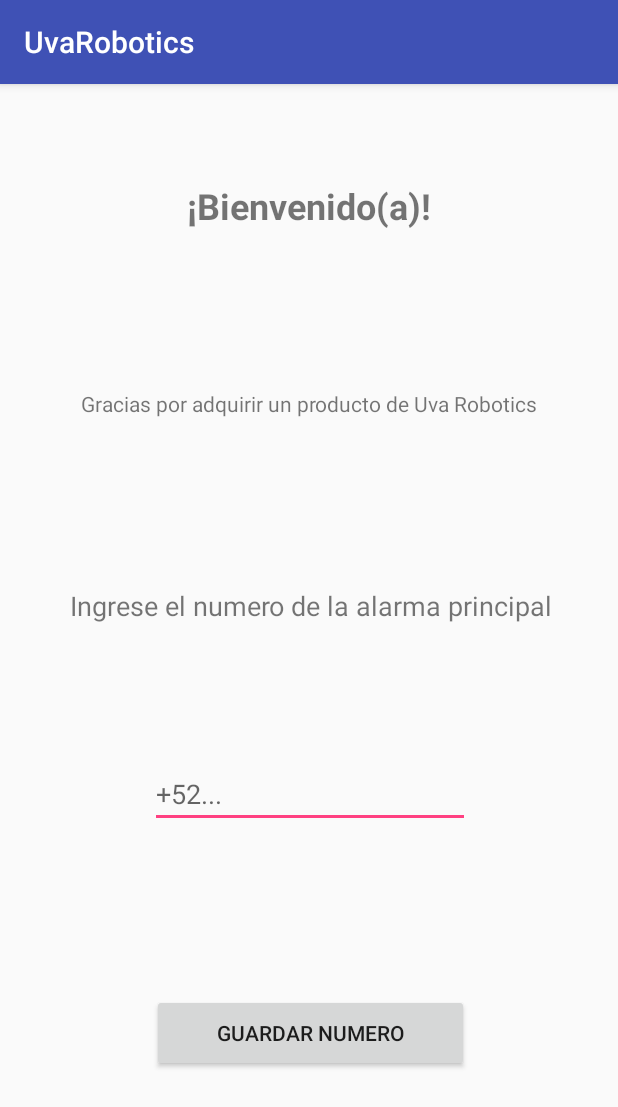
After one commit to MartinMelo97/UvaRoboticsApp, an Android app: the SetNumberActivity screen opened directly, with no data from a screen before it, on a phone screen of 412 x 824 dp. The commit adds this screen. Shown: the top 1107 px of the screen. Run offline under Robolectric (Android 15) with nearby library versions, the phone set to English and light mode, and no system bars.

Commit message:
Se ingresa numero

```diff
--- a/app/build.gradle
+++ b/app/build.gradle
@@ -26,5 +26,6 @@ dependencies {
     })
     compile 'com.android.support:appcompat-v7:26.+'
     compile 'com.android.support.constraint:constraint-layout:1.0.2'
+    compile 'com.android.support:design:26.+'
     testCompile 'junit:junit:4.12'
 }
--- /dev/null
+++ b/app/src/main/java/com/example/martinmelo/uvarobotics/SetNumberActivity.java
@@ -0,0 +1,43 @@
+package com.example.martinmelo.uvarobotics;
+
+import android.content.ContentValues;
+import android.support.v7.app.AppCompatActivity;
+import android.os.Bundle;
+import android.view.View;
+import android.widget.Button;
+import android.widget.EditText;
+import android.widget.Toast;
+
+public class SetNumberActivity extends AppCompatActivity {
+    Button BtnSave;
+    EditText ETTNumber;
+    String number;
+
+    @Override
+    protected void onCreate(Bundle savedInstanceState) {
+        super.onCreate(savedInstanceState);
+        setContentView(R.layout.activity_set_number);
+
+        BtnSave = (Button) findViewById(R.id.BtnSaveNumber);
+
+        BtnSave.setOnClickListener(new View.OnClickListener() {
+            @Override
+            public void onClick(View view) {
+                ETTNumber = (EditText) findViewById(R.id.TxtNumberAlarm);
+                number = ETTNumber.getText().toString();
+                if(number.length() < 13 && number.length() > 0)
+                {
+                    final DataBaseManager manager = new DataBaseManager(getApplicationContext(), "write");
+                    DataBaseHelper helper = new DataBaseHelper(getApplicationContext());
+                    ContentValues valores = helper.generarContentValuesNumbers(number);
+                    manager.insertNumber(valores, "numbers");
+
+                }
+                else
+                {
+                    Toast.makeText(SetNumberActivity.this, "Ingresa un numero correcto", Toast.LENGTH_SHORT).show();
+                }
+            }
+        });
+    }
+}
--- a/app/src/main/res/layout/activity_main.xml
+++ b/app/src/main/res/layout/activity_main.xml
@@ -49,4 +49,5 @@
         app:layout_constraintRight_toRightOf="parent"
         app:layout_constraintTop_toTopOf="parent"
         app:layout_constraintVertical_bias="0.125" />
+
 </android.support.constraint.ConstraintLayout>
--- /dev/null
+++ b/app/src/main/res/layout/activity_set_number.xml
@@ -0,0 +1,88 @@
+<?xml version="1.0" encoding="utf-8"?>
+<android.support.constraint.ConstraintLayout xmlns:android="http://schemas.android.com/apk/res/android"
+    xmlns:app="http://schemas.android.com/apk/res-auto"
+    xmlns:tools="http://schemas.android.com/tools"
+    android:layout_width="match_parent"
+    android:layout_height="match_parent"
+    tools:context="com.example.martinmelo.uvarobotics.SetNumberActivity">
+
+    <EditText
+        android:id="@+id/TxtNumberAlarm"
+        android:layout_width="wrap_content"
+        android:layout_height="wrap_content"
+        android:layout_marginBottom="8dp"
+        android:layout_marginLeft="8dp"
+        android:layout_marginRight="8dp"
+        android:layout_marginTop="8dp"
+        android:ems="10"
+        android:hint="+52..."
+        android:inputType="phone"
+        app:layout_constraintBottom_toBottomOf="parent"
+        app:layout_constraintHorizontal_bias="0.503"
+        app:layout_constraintLeft_toLeftOf="parent"
+        app:layout_constraintRight_toRightOf="parent"
+        app:layout_constraintTop_toTopOf="parent"
+        app:layout_constraintVertical_bias="0.626" />
+
+    <TextView
+        android:id="@+id/TxtNumberInput"
+        android:layout_width="wrap_content"
+        android:layout_height="wrap_content"
+        android:layout_marginBottom="8dp"
+        android:layout_marginLeft="8dp"
+        android:layout_marginRight="8dp"
+        android:layout_marginTop="8dp"
+        android:text="@string/TextEnterNumber"
+        android:textSize="18sp"
+        app:layout_constraintBottom_toBottomOf="parent"
+        app:layout_constraintHorizontal_bias="0.521"
+        app:layout_constraintLeft_toLeftOf="parent"
+        app:layout_constraintRight_toRightOf="parent"
+        app:layout_constraintTop_toTopOf="parent"
+        app:layout_constraintVertical_bias="0.45" />
+
+    <Button
+        android:id="@+id/BtnSaveNumber"
+        android:layout_width="211dp"
+        android:layout_height="52dp"
+        android:layout_marginBottom="8dp"
+        android:layout_marginRight="8dp"
+        android:layout_marginTop="8dp"
+        android:text="@string/BtnSaveNumber"
+        app:layout_constraintBottom_toBottomOf="parent"
+        app:layout_constraintLeft_toLeftOf="parent"
+        app:layout_constraintRight_toRightOf="parent"
+        app:layout_constraintTop_toTopOf="parent"
+        app:layout_constraintVertical_bias="0.855"
+        app:layout_constraintHorizontal_bias="0.527" />
+
+    <TextView
+        android:id="@+id/TxtSaludo"
+        android:layout_width="wrap_content"
+        android:layout_height="wrap_content"
+        android:text="@string/TxtBienvenida"
+        android:textIsSelectable="false"
+        android:textSize="24sp"
+        android:textStyle="bold"
+        app:layout_constraintLeft_toLeftOf="parent"
+        app:layout_constraintRight_toRightOf="parent"
+        app:layout_constraintTop_toTopOf="parent"
+        android:layout_marginTop="8dp"
+        app:layout_constraintBottom_toBottomOf="parent"
+        android:layout_marginBottom="8dp"
+        app:layout_constraintVertical_bias="0.079" />
+
+    <TextView
+        android:id="@+id/textView3"
+        android:layout_width="wrap_content"
+        android:layout_height="wrap_content"
+        android:text="@string/TxtThanks"
+        app:layout_constraintLeft_toLeftOf="parent"
+        app:layout_constraintRight_toRightOf="parent"
+        app:layout_constraintTop_toTopOf="parent"
+        android:layout_marginTop="8dp"
+        app:layout_constraintBottom_toBottomOf="parent"
+        android:layout_marginBottom="8dp"
+        app:layout_constraintVertical_bias="0.267" />
+
+</android.support.constraint.ConstraintLayout>
--- /dev/null
+++ b/app/src/main/res/values/dimens.xml
@@ -0,0 +1,3 @@
+<resources>
+    <dimen name="fab_margin">16dp</dimen>
+</resources>
--- a/app/src/main/res/values/strings.xml
+++ b/app/src/main/res/values/strings.xml
@@ -1,3 +1,8 @@
 <resources>
     <string name="app_name">UvaRobotics</string>
+    <string name="title_activity_splash">SplashActivity</string>
+    <string name="TextEnterNumber">Ingrese el numero de la alarma principal</string>
+    <string name="BtnSaveNumber">Guardar numero</string>
+    <string name="TxtBienvenida">¡Bienvenido(a)!</string>
+    <string name="TxtThanks">Gracias por adquirir un producto de Uva Robotics</string>
 </resources>
--- a/app/src/main/res/values/styles.xml
+++ b/app/src/main/res/values/styles.xml
@@ -8,4 +8,13 @@
         <item name="colorAccent">@color/colorAccent</item>
     </style>
 
+    <style name="AppTheme.NoActionBar">
+        <item name="windowActionBar">false</item>
+        <item name="windowNoTitle">true</item>
+    </style>
+
+    <style name="AppTheme.AppBarOverlay" parent="ThemeOverlay.AppCompat.Dark.ActionBar" />
+
+    <style name="AppTheme.PopupOverlay" parent="ThemeOverlay.AppCompat.Light" />
+
 </resources>
```
Also changed, not shown: app/src/main/AndroidManifest.xml (+10 -4 lines), app/src/main/java/com/example/martinmelo/uvarobotics/DataBaseHelper.java (added, +38 -0 lines), app/src/main/java/com/example/martinmelo/uvarobotics/DataBaseManager.java (added, +61 -0 lines), app/src/main/java/com/example/martinmelo/uvarobotics/MainActivity.java (+21 -1 lines), app/src/main/java/com/example/martinmelo/uvarobotics/SplashActivity.java (added, +40 -0 lines), app/src/main/res/layout/activity_splash.xml (added, +22 -0 lines), app/src/main/res/drawable/disquelogo.jpg (added).
